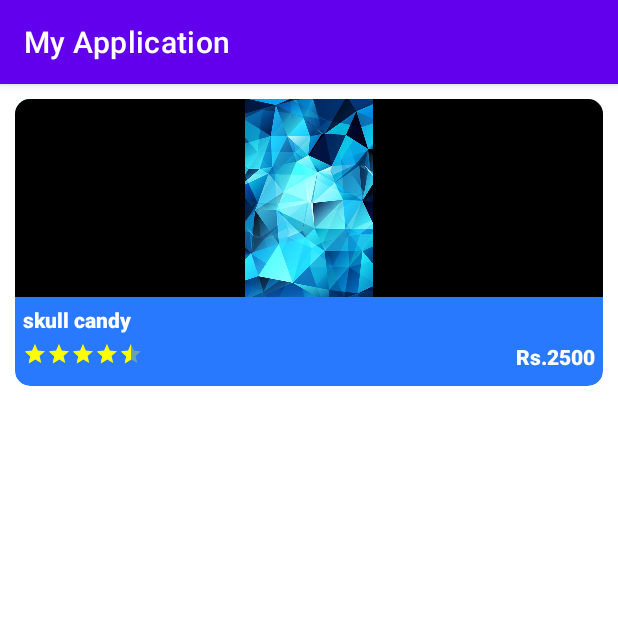
After one commit to vamseevk2001/Kart-X, an Android app: the products screen opened directly, with no data from a screen before it, on a phone screen of 412 x 824 dp, the top half of it. The commit adds this screen. Run offline under Robolectric (Android 15) with nearby library versions, the phone set to English and light mode, and no system bars.

```diff
--- a/app/src/main/AndroidManifest.xml
+++ b/app/src/main/AndroidManifest.xml
@@ -11,10 +11,8 @@
         android:roundIcon="@mipmap/ic_launcher_round"
         android:supportsRtl="true"
         android:theme="@style/Theme.MyApplication">
-        <activity
-            android:name=".Dashboard"
-            >
-        </activity>
+        <activity android:name=".products"></activity>
+        <activity android:name=".Dashboard"></activity>
         <activity android:name=".MainActivity">
             <intent-filter>
                 <action android:name="android.intent.action.MAIN" />
--- /dev/null
+++ b/app/src/main/java/com/shapps/myapplication/products.java
@@ -0,0 +1,14 @@
+package com.shapps.myapplication;
+
+import androidx.appcompat.app.AppCompatActivity;
+
+import android.os.Bundle;
+
+public class products extends AppCompatActivity {
+
+    @Override
+    protected void onCreate(Bundle savedInstanceState) {
+        super.onCreate(savedInstanceState);
+        setContentView(R.layout.activity_products);
+    }
+}
--- a/app/src/main/res/layout/activity_dashboard.xml
+++ b/app/src/main/res/layout/activity_dashboard.xml
@@ -57,7 +57,7 @@
             app:delay="0"/>
 
     <androidx.recyclerview.widget.RecyclerView
-        android:id="@+id/recyclerView"
+        android:id="@+id/products"
         android:layout_width="0dp"
         android:layout_height="0dp"
         app:layout_constraintTop_toBottomOf="@id/image_slider"
--- /dev/null
+++ b/app/src/main/res/layout/activity_products.xml
@@ -0,0 +1,72 @@
+<?xml version="1.0" encoding="utf-8"?>
+<androidx.cardview.widget.CardView
+    xmlns:app="http://schemas.android.com/apk/res-auto"
+    xmlns:android="http://schemas.android.com/apk/res/android"
+    android:id="@+id/item_card"
+    app:layout_constraintTop_toTopOf="parent"
+    android:layout_margin="10dp"
+    app:layout_constraintStart_toStartOf="parent"
+    android:layout_width="match_parent"
+    android:layout_height="wrap_content"
+    app:cardBackgroundColor="#2979FF"
+    app:cardCornerRadius="10dp">
+
+        <LinearLayout
+            android:layout_width="match_parent"
+            android:layout_height="match_parent"
+            android:orientation="vertical">
+
+            <ImageView
+                android:id="@+id/product_image"
+                android:layout_width="match_parent"
+                android:layout_height="132dp"
+                android:background="@color/black"
+                android:src="@drawable/loginbackgroung" />
+
+            <TextView
+                android:id="@+id/productName"
+                android:layout_width="match_parent"
+                android:layout_height="wrap_content"
+                android:text="skull candy"
+                android:paddingStart="5dp"
+                android:paddingTop="5dp"
+                android:textColor="@color/white"
+                android:fontFamily="sans-serif"
+                android:textFontWeight="1000"
+                />
+            <LinearLayout
+                android:layout_width="match_parent"
+                android:layout_height="wrap_content"
+                android:layout_marginTop="5dp"
+                android:orientation="horizontal"
+                android:paddingBottom="10dp">
+
+                <RatingBar
+                    android:id="@+id/productRating"
+                    android:layout_width="wrap_content"
+                    android:layout_height="wrap_content"
+                    style="@style/Widget.AppCompat.RatingBar.Small"
+                    android:layout_marginStart="5dp"
+                    android:numStars="5"
+                    android:theme="@style/RatingBar"
+                    android:rating="4.5"
+                    />
+
+                <TextView
+                    android:id="@+id/productPrice"
+                    android:layout_width="0dp"
+                    android:layout_height="wrap_content"
+                    android:fontFamily="sans-serif"
+                    android:layout_weight="0.1"
+                    android:layout_gravity="end"
+                    android:textAppearance="@style/TextAppearance.AppCompat.Small"
+                    android:paddingEnd="5dp"
+                    android:text="Rs.2500"
+                    android:textDirection="rtl"
+                    android:textColor="@color/white"
+                    android:textFontWeight="1000" />
+            </LinearLayout>
+
+        </LinearLayout>
+
+</androidx.cardview.widget.CardView>
--- /dev/null
+++ b/app/src/main/res/values/Rating_bar.xml
@@ -0,0 +1,7 @@
+<?xml version="1.0" encoding="utf-8"?>
+<resources>
+    <style name="RatingBar" parent="Theme.AppCompat">
+        <item name="colorControlNormal">@color/duskYellow</item>
+        <item name="colorControlActivated">@color/duskYellow</item>
+    </style>
+</resources>
--- a/app/src/main/res/values/colors.xml
+++ b/app/src/main/res/values/colors.xml
@@ -9,5 +9,6 @@
     <color name="white">#FFFFFFFF</color>
 
     <color name="ghostWhite">#f8f8ff</color>
-
+    <color name="duskYellow">#ffff05</color>
+    <color name="lightGrey">#d3d3d3</color>
 </resources>
--- a/build.gradle
+++ b/build.gradle
@@ -7,6 +7,7 @@ buildscript {
     }
     dependencies {
         classpath 'com.android.tools.build:gradle:4.1.3'
+        classpath 'com.google.gms:google-services:4.3.3'
 
         // NOTE: Do not place your application dependencies here; they belong
         // in the individual module build.gradle files
```
Also changed, not shown: app/build.gradle (+7 -0 lines), app/src/main/java/com/shapps/myapplication/Dashboard.java (+37 -2 lines), app/src/main/java/com/shapps/myapplication/ItemsDataClass.java (added, +59 -0 lines), app/src/main/java/com/shapps/myapplication/ProductsAdapter.java (added, +70 -0 lines).
